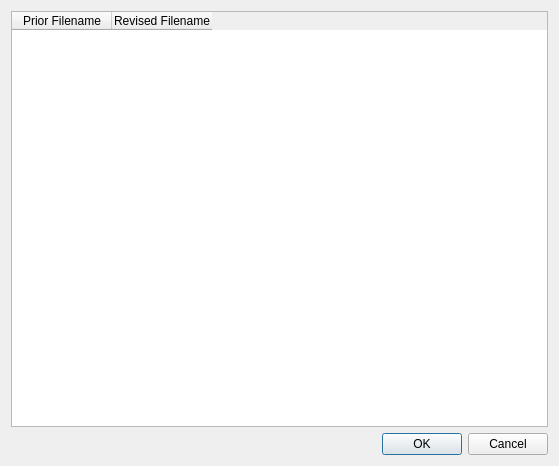
Old version of the form src/Form_Files/RETable.ui in the repository Sigil-Ebook/Sigil.
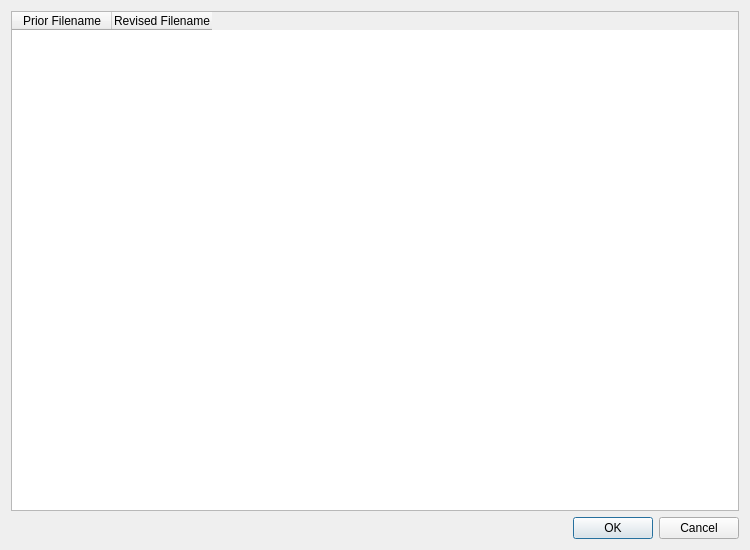
New version of the form.

Commit message: make RE Renamer Table larger at the start

Patch:
```diff
--- a/src/Form_Files/RETable.ui
+++ b/src/Form_Files/RETable.ui
@@ -6,8 +6,8 @@
    <rect>
     <x>0</x>
     <y>0</y>
-    <width>559</width>
-    <height>466</height>
+    <width>750</width>
+    <height>550</height>
    </rect>
   </property>
   <property name="windowTitle">
```
